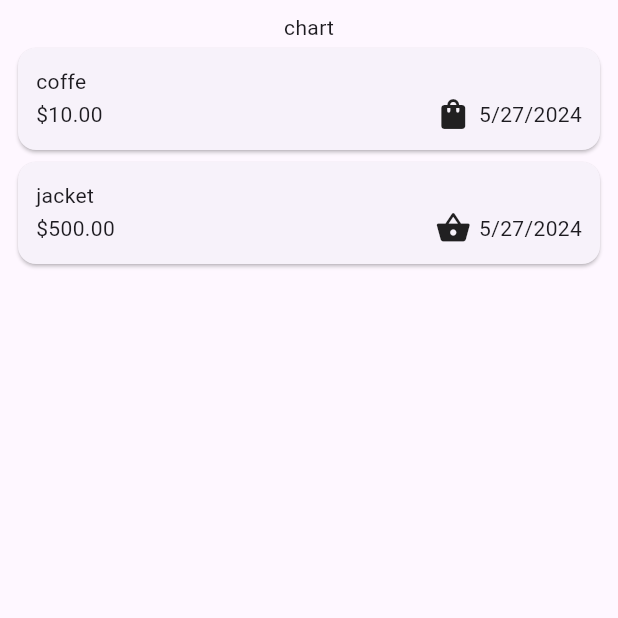
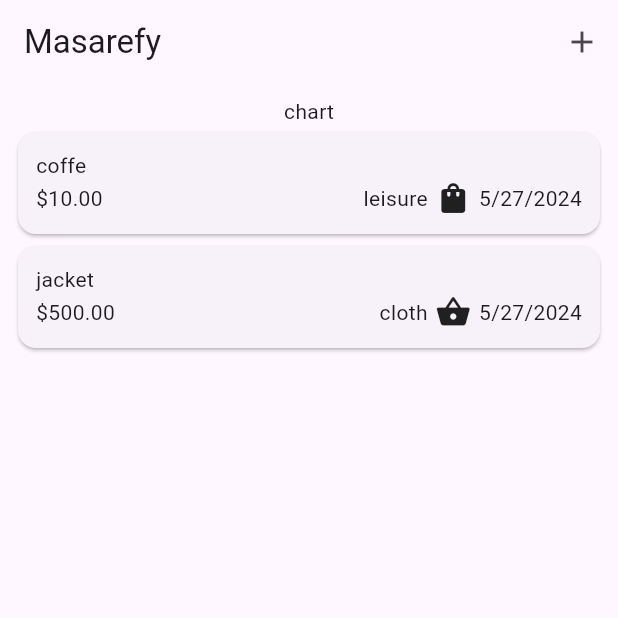
Before and after one commit to mahmoud-alwakeel/masarefy-app, a Flutter app: the screen it shows after launch, on a phone screen of 412 x 824 dp, the top half of it. Run offline on Flutter 3.47's test engine with Material 3 defaults, Android fonts, the phone set to English and light mode, and no system bars.

Commit message:
app bar and expense category

```diff
--- a/lib/main.dart
+++ b/lib/main.dart
@@ -11,6 +11,7 @@ class MasarefyApp extends StatelessWidget {
   @override
   Widget build(BuildContext context) {
     return const MaterialApp(
+      debugShowCheckedModeBanner: false,
       home: Expenses(),
     );
   }
--- a/lib/screens/expenses.dart
+++ b/lib/screens/expenses.dart
@@ -27,6 +27,10 @@ class _ExpensesState extends State<Expenses> {
   @override
   Widget build(BuildContext context) {
     return Scaffold(
+      appBar: AppBar(
+        title: const Text('Masarefy'),
+        actions: [IconButton(onPressed: (){}, icon: const Icon(Icons.add))],
+      ),
       body: Padding(
         padding: const EdgeInsets.all(8.0),
         child: Column(
--- a/lib/screens/widgets/expenses_item.dart
+++ b/lib/screens/widgets/expenses_item.dart
@@ -20,6 +20,8 @@ class ExpensesItem extends StatelessWidget {
                 Text("\$${expense.amount.toStringAsFixed(2)}"),
                 Row(
                   children: [
+                    Text(expense.category.name.toString()),
+                    const SizedBox(width: 5),
                     Icon(categoryIcon[expense.category]),
                     const SizedBox(width: 5),
                     Text(expense.formatedDate)
```
